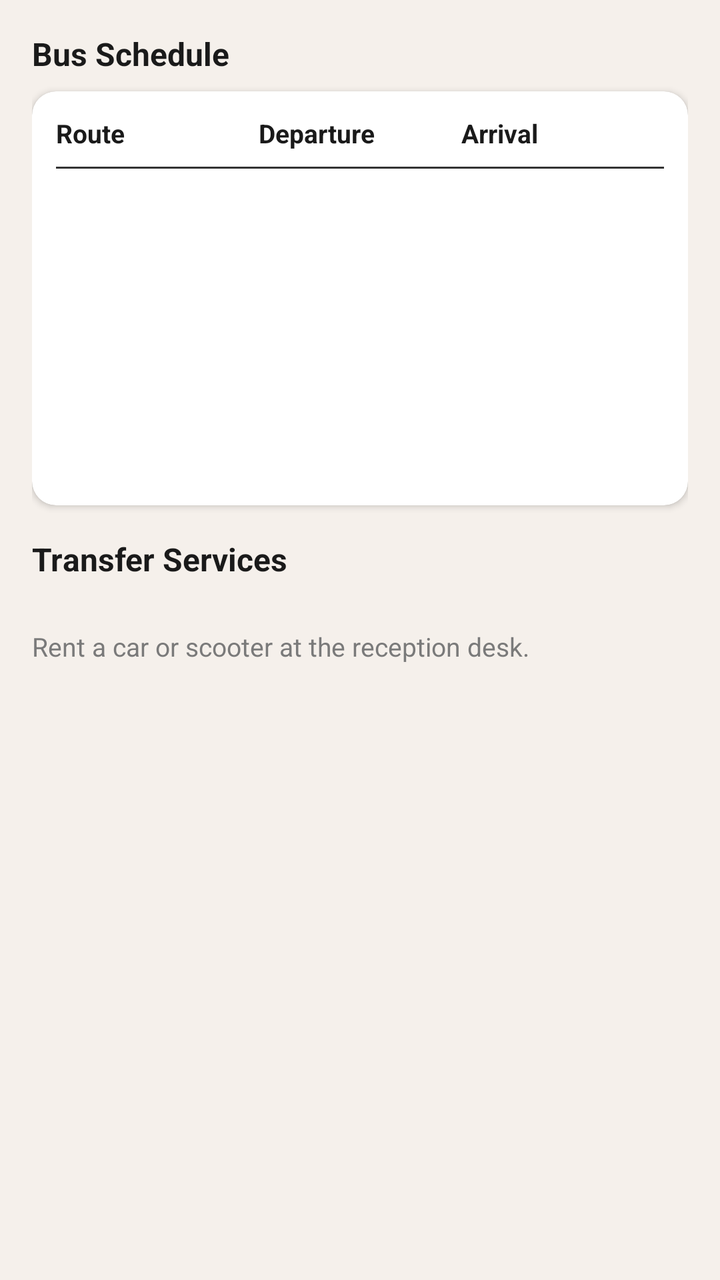
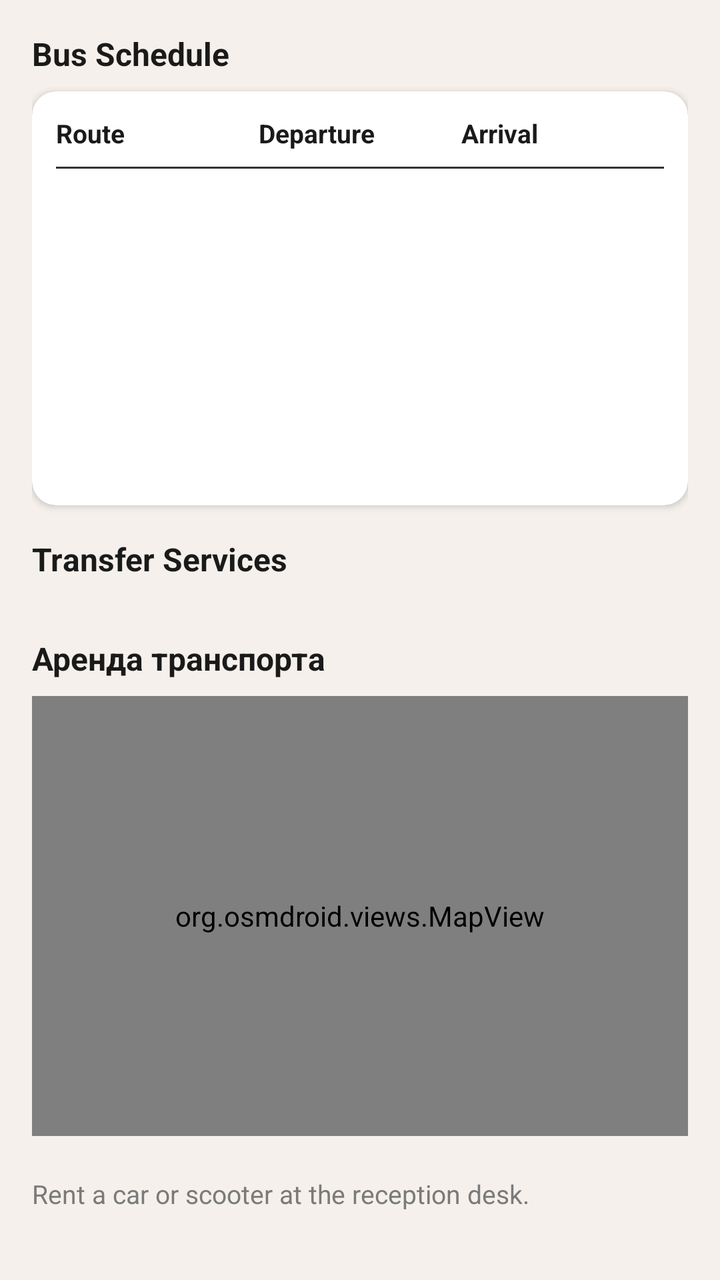

Before-and-after screenshots of an Android layout around one commit, followed by the original layout XML and the change that was made.
<!-- AndroidManifest.xml: application theme Theme.KotlinHotel -->
<!-- res/layout/fragment_transfer.xml -->
<?xml version="1.0" encoding="utf-8"?>
<ScrollView xmlns:android="http://schemas.android.com/apk/res/android"
    xmlns:app="http://schemas.android.com/apk/res-auto"
    android:layout_width="match_parent"
    android:layout_height="match_parent"
    android:background="@color/colorBackground">

    <LinearLayout
        android:layout_width="match_parent"
        android:layout_height="wrap_content"
        android:orientation="vertical"
        android:padding="16dp">

        
        <TextView
            android:layout_width="wrap_content"
            android:layout_height="wrap_content"
            android:text="@string/label_bus_schedule"
            android:textColor="@color/colorTextPrimary"
            android:textSize="16sp"
            android:textStyle="bold"
            android:layout_marginBottom="8dp" />

        <com.google.android.material.card.MaterialCardView
            android:layout_width="match_parent"
            android:layout_height="wrap_content"
            android:layout_marginBottom="16dp"
            app:cardBackgroundColor="@color/colorSurface"
            app:cardCornerRadius="12dp"
            app:cardElevation="2dp">

            <LinearLayout
                android:layout_width="match_parent"
                android:layout_height="wrap_content"
                android:orientation="vertical"
                android:padding="12dp">

                <LinearLayout
                    android:layout_width="match_parent"
                    android:layout_height="wrap_content"
                    android:orientation="horizontal"
                    android:paddingBottom="8dp">

                    <TextView
                        android:layout_width="0dp"
                        android:layout_height="wrap_content"
                        android:layout_weight="1"
                        android:text="@string/label_route"
                        android:textColor="@color/colorTextPrimary"
                        android:textStyle="bold"
                        android:textSize="13sp" />

                    <TextView
                        android:layout_width="0dp"
                        android:layout_height="wrap_content"
                        android:layout_weight="1"
                        android:text="@string/label_departure"
                        android:textColor="@color/colorTextPrimary"
                        android:textStyle="bold"
                        android:textSize="13sp" />

                    <TextView
                        android:layout_width="0dp"
                        android:layout_height="wrap_content"
                        android:layout_weight="1"
                        android:text="@string/label_arrival"
                        android:textColor="@color/colorTextPrimary"
                        android:textStyle="bold"
                        android:textSize="13sp" />
                </LinearLayout>

                <View
                    android:layout_width="match_parent"
                    android:layout_height="1dp"
                    android:background="@color/colorCardDivider"
                    android:layout_marginBottom="8dp" />

                <include layout="@layout/item_bus_row"
                    android:id="@+id/busRow1" />
                <include layout="@layout/item_bus_row"
                    android:id="@+id/busRow2" />
                <include layout="@layout/item_bus_row"
                    android:id="@+id/busRow3" />
                <include layout="@layout/item_bus_row"
                    android:id="@+id/busRow4" />
                <include layout="@layout/item_bus_row"
                    android:id="@+id/busRow5" />
            </LinearLayout>
        </com.google.android.material.card.MaterialCardView>

        
        <TextView
            android:layout_width="wrap_content"
            android:layout_height="wrap_content"
            android:text="@string/label_transfer_services"
            android:textColor="@color/colorTextPrimary"
            android:textSize="16sp"
            android:textStyle="bold"
            android:layout_marginBottom="12dp" />

        <androidx.recyclerview.widget.RecyclerView
            android:id="@+id/rvTransfer"
            android:layout_width="match_parent"
            android:layout_height="wrap_content"
            android:nestedScrollingEnabled="false" />

        <TextView
            android:layout_width="wrap_content"
            android:layout_height="wrap_content"
            android:text="@string/label_rent_info"
            android:textColor="@color/colorTextSecondary"
            android:textSize="13sp"
            android:layout_marginTop="12dp" />
    </LinearLayout>
</ScrollView>
<!-- res/layout/item_bus_row.xml (included above) -->
<?xml version="1.0" encoding="utf-8"?>
<LinearLayout xmlns:android="http://schemas.android.com/apk/res/android"
    android:layout_width="match_parent"
    android:layout_height="wrap_content"
    android:orientation="horizontal"
    android:paddingVertical="6dp">

    <TextView
        android:id="@+id/tvRoute"
        android:layout_width="0dp"
        android:layout_height="wrap_content"
        android:layout_weight="1"
        android:textColor="@color/colorTextSecondary"
        android:textSize="13sp" />

    <TextView
        android:id="@+id/tvDeparture"
        android:layout_width="0dp"
        android:layout_height="wrap_content"
        android:layout_weight="1"
        android:textColor="@color/colorTextSecondary"
        android:textSize="13sp" />

    <TextView
        android:id="@+id/tvArrival"
        android:layout_width="0dp"
        android:layout_height="wrap_content"
        android:layout_weight="1"
        android:textColor="@color/colorTextSecondary"
        android:textSize="13sp" />
</LinearLayout>
<!-- resources referenced by this layout -->
<resources>
  <color name="colorBackground">#F5F0EB</color>
  <color name="colorCardDivider">#333333</color>
  <color name="colorSurface">#FFFFFF</color>
  <color name="colorTextPrimary">#1A1A1A</color>
  <color name="colorTextSecondary">#7A7A7A</color>
  <string name="label_arrival">Arrival</string>
  <string name="label_bus_schedule">Bus Schedule</string>
  <string name="label_departure">Departure</string>
  <string name="label_rent_info">Rent a car or scooter at the reception desk.</string>
  <string name="label_route">Route</string>
  <string name="label_transfer_services">Transfer Services</string>
  <style name="Theme.KotlinHotel" parent="Theme.MaterialComponents.Light.NoActionBar">
          <item name="colorPrimary">@color/colorAccent</item>
          <item name="colorPrimaryVariant">@color/colorDark</item>
          <item name="colorOnPrimary">@color/colorDark</item>
          <item name="colorSecondary">@color/colorAccent</item>
          <item name="android:windowBackground">@color/colorBackground</item>
          <item name="android:statusBarColor">@color/colorDark</item>
      </style>
  <color name="colorAccent">#C4A35A</color>
  <color name="colorDark">#1A1A1A</color>
</resources>

<!-- the commit's change to res/layout/fragment_transfer.xml (unified diff, before → after) -->
@@ -107,6 +107,22 @@
         <TextView
             android:layout_width="wrap_content"
             android:layout_height="wrap_content"
+            android:text="@string/label_rental_transport"
+            android:textColor="@color/colorTextPrimary"
+            android:textSize="16sp"
+            android:textStyle="bold"
+            android:layout_marginTop="16dp"
+            android:layout_marginBottom="8dp" />
+
+        <org.osmdroid.views.MapView
+            android:id="@+id/mapRental"
+            android:layout_width="match_parent"
+            android:layout_height="220dp"
+            android:layout_marginBottom="8dp" />
+
+        <TextView
+            android:layout_width="wrap_content"
+            android:layout_height="wrap_content"
             android:text="@string/label_rent_info"
             android:textColor="@color/colorTextSecondary"
             android:textSize="13sp"
<!-- resource entries referenced after the edit -->
@@ -9,6 +9,7 @@
   <string name="label_bus_schedule">Bus Schedule</string>
   <string name="label_departure">Departure</string>
   <string name="label_rent_info">Rent a car or scooter at the reception desk.</string>
+  <string name="label_rental_transport">Аренда транспорта</string>
   <string name="label_route">Route</string>
   <string name="label_transfer_services">Transfer Services</string>
   <style name="Theme.KotlinHotel" parent="Theme.MaterialComponents.Light.NoActionBar">
